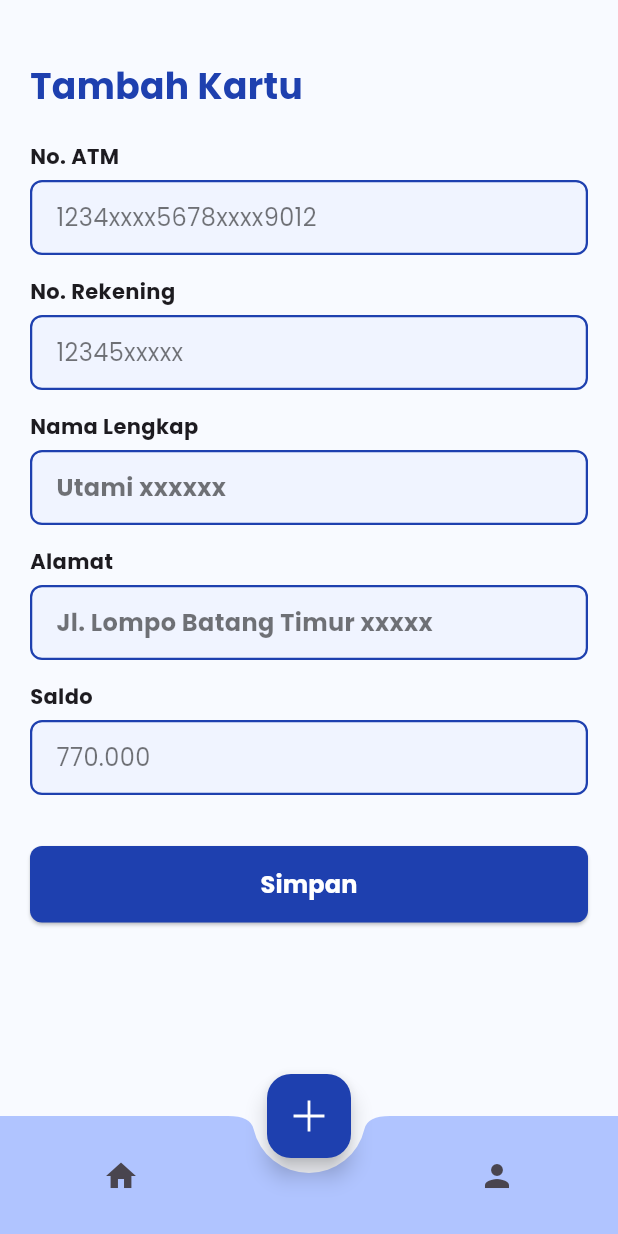
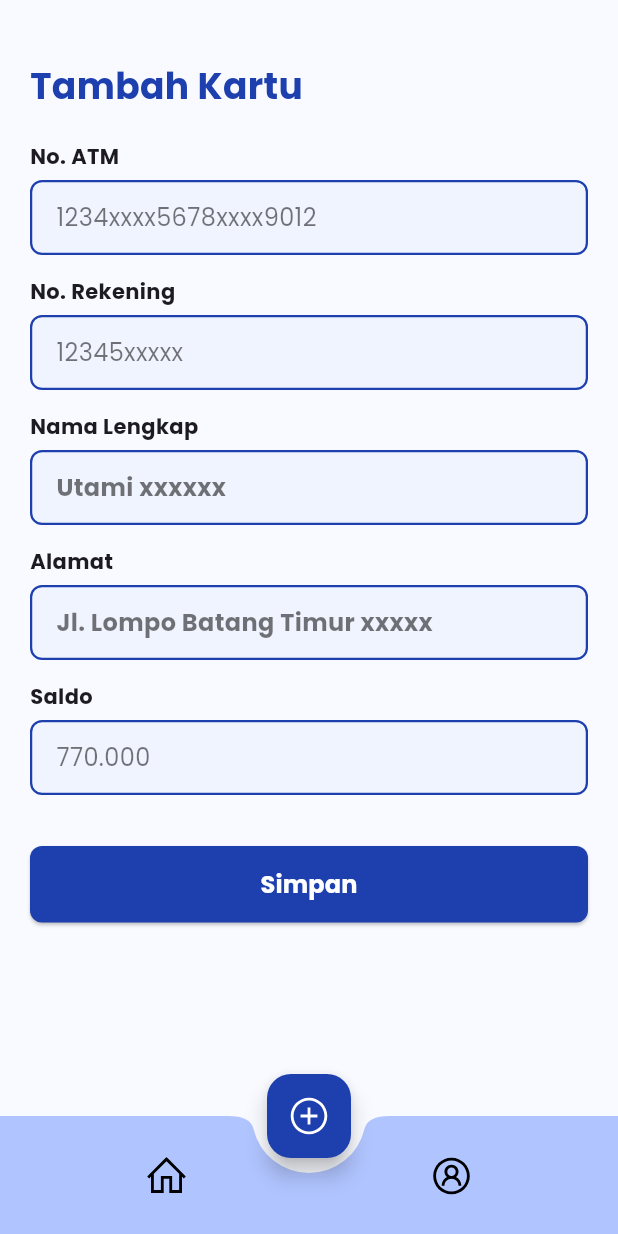
Before and after one commit to sayyidazizii/sibakat, a Flutter app: the AddPage screen opened directly, on a phone screen of 412 x 824 dp. Run offline on Flutter 3.47's test engine with Material 3 defaults, Android fonts, the phone set to English and light mode, and no system bars; our stand-ins replace fluttertoast, line_icons, shared_preferences; accounts and stored records are empty.

Commit message:
enhance(AddPage): update icon and navigator

```diff
--- a/lib/views/add_page.dart
+++ b/lib/views/add_page.dart
@@ -1,7 +1,32 @@
 import 'package:flutter/material.dart';
 import 'package:line_icons/line_icons.dart';
+import 'profile_page.dart';
+import 'dashboard_page.dart';
 
-class AddPage extends StatelessWidget {
+class AddPage extends StatefulWidget {
+  @override
+  _AddPageState createState() => _AddPageState();
+}
+
+class _AddPageState extends State<AddPage> {
+  int _currentIndex = 1; // Set default index ke AddPage
+
+  void _onItemTapped(int index) {
+    if (index == _currentIndex) return; // Hindari navigasi ulang ke halaman yang sama
+
+    if (index == 0) {
+      Navigator.pushReplacement(
+        context,
+        MaterialPageRoute(builder: (context) => DashboardPage()),
+      );
+    } else if (index == 2) {
+      Navigator.push(
+        context,
+        MaterialPageRoute(builder: (context) => ProfilePage()),
+      );
+    }
+  }
+
   @override
   Widget build(BuildContext context) {
     return Scaffold(
@@ -55,16 +80,27 @@ class AddPage extends StatelessWidget {
         child: Row(
           mainAxisAlignment: MainAxisAlignment.spaceAround,
           children: [
-            IconButton(icon: Icon(Icons.home), onPressed: () {}),
-            SizedBox(width: 40),
-            IconButton(icon: Icon(Icons.person), onPressed: () {}),
+            IconButton(
+              icon: Icon(LineIcons.home,
+                  size: 30,
+                  color: _currentIndex == 0 ? Color(0xFF1E40AF) : Colors.black),
+              onPressed: () => _onItemTapped(0),
+            ),
+
+            IconButton(
+              icon: Icon(LineIcons.userCircle,
+                  size: 30,
+                  color: _currentIndex == 2 ? Color(0xFF1E40AF) : Colors.black),
+              onPressed: () => _onItemTapped(2),
+            ),
           ],
         ),
       ),
+
       floatingActionButton: FloatingActionButton(
         backgroundColor: Color(0xFF1E40AF),
-        child: Icon(LineIcons.plus, size: 30, color: Colors.white),
-        onPressed: () {},
+        child: Icon(LineIcons.plusCircle, size: 30, color: Colors.white),
+        onPressed: () {}, // Tidak perlu navigasi karena sudah di halaman ini
       ),
       floatingActionButtonLocation: FloatingActionButtonLocation.centerDocked,
     );
```
